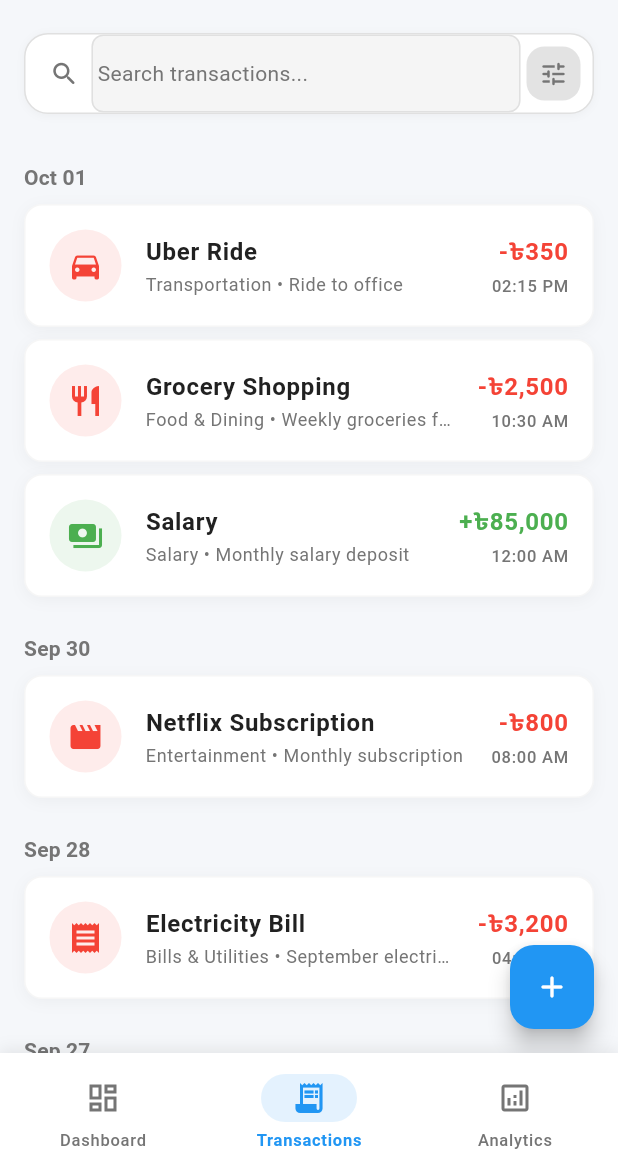
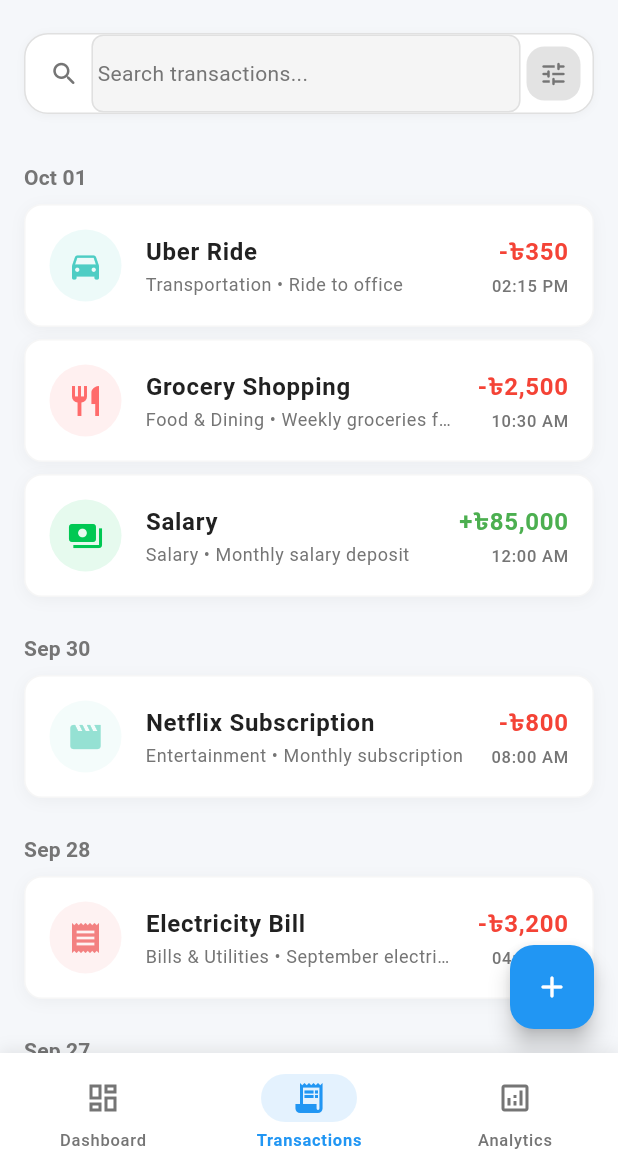
Before and after one commit to sohailmahmud/techcare-flutter-assessment-sohail, a Flutter app: the TransactionsPage screen opened by its route, on a phone screen of 412 x 824 dp, the part 63-1236 px from its top. Run offline on Flutter 3.47's test engine with Material 3 defaults, Android fonts, the phone set to English and light mode, and no system bars; our stand-ins replace bloc, connectivity_plus, dartz, dio, equatable, fl_chart and 6 more; accounts and stored records are empty; statements that could not run were skipped.

Commit message:
refactor: Simplify transaction icon handling by using category properties directly

```diff
--- a/lib/presentation/transactions/list/widgets/transactions_list_view.dart
+++ b/lib/presentation/transactions/list/widgets/transactions_list_view.dart
@@ -306,14 +306,12 @@ class _TransactionsListViewState extends State<TransactionsListView> {
       width: Spacing.transactionIconSize,
       height: Spacing.transactionIconSize,
       decoration: BoxDecoration(
-        color: isIncome
-            ? AppColors.success.withValues(alpha: 0.1)
-            : AppColors.error.withValues(alpha: 0.1),
+        color: transaction.category.color.withValues(alpha: 0.1),
         borderRadius: BorderRadius.circular(Spacing.transactionIconSize / 2),
       ),
       child: Icon(
-        _getTransactionIcon(transaction.categoryId),
-        color: isIncome ? AppColors.success : AppColors.error,
+        transaction.category.icon,
+        color: transaction.category.color,
         size: Spacing.transactionIconSize / 2,
       ),
     );
@@ -470,44 +468,6 @@ class _TransactionsListViewState extends State<TransactionsListView> {
       ),
     );
   }
-
-  IconData _getTransactionIcon(String categoryId) {
-    // Map category IDs to icons based on the JSON mock data structure
-    switch (categoryId.toLowerCase()) {
-      case 'cat_001': // Food & Dining
-      case 'food':
-        return Icons.restaurant;
-      case 'cat_002': // Transportation
-      case 'transport':
-        return Icons.directions_car;
-      case 'cat_003': // Shopping
-      case 'shopping':
-        return Icons.shopping_bag;
-      case 'cat_004': // Entertainment
-      case 'entertainment':
-        return Icons.movie;
-      case 'cat_005': // Bills & Utilities
-      case 'utilities':
-        return Icons.receipt;
-      case 'cat_006': // Health & Fitness
-      case 'healthcare':
-        return Icons.fitness_center;
-      case 'cat_007': // Education
-      case 'education':
-        return Icons.school;
-      case 'cat_income': // Salary
-      case 'salary':
-        return Icons.payments;
-      case 'cat_freelance': // Freelance
-      case 'freelance':
-        return Icons.work;
-      case 'cat_investment': // Investment
-      case 'investment':
-        return Icons.trending_up;
-      default:
-        return Icons.account_balance_wallet;
-    }
-  }
 }
 
 // Transaction loading skeleton
```
Also changed, not shown: lib/presentation/dashboard/widgets/transactions_list.dart (+3 -43 lines), lib/presentation/transactions/list/widgets/transaction_details_modal.dart (+1 -41 lines).
